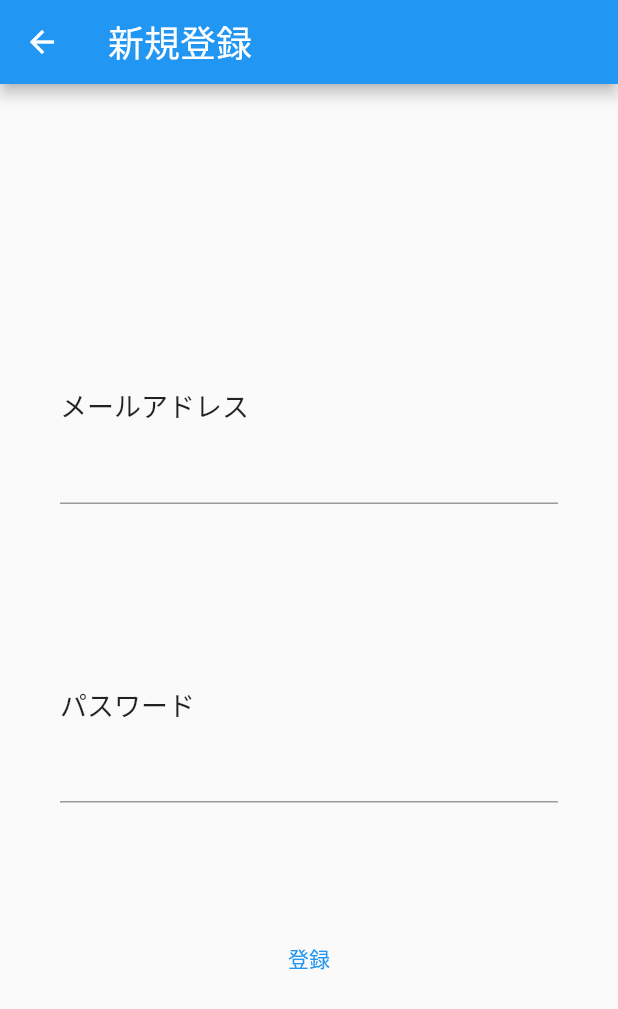
After one commit to kikuchi-masahide/simple-todo, a Flutter app: the RegisterView screen opened directly, on a phone screen of 412 x 824 dp. The commit adds this screen. Shown: the top 1009 px of the screen. Run offline on Flutter 3.47's test engine with Material 2 defaults, Android fonts, the phone set to English and light mode, and no system bars.

Commit message:
新規登録画面の作成

```diff
--- a/flutter_app/lib/Model/DB/db_proxy.dart
+++ b/flutter_app/lib/Model/DB/db_proxy.dart
@@ -2,4 +2,5 @@ import 'package:flutter/material.dart';
 
 abstract class DBProxy with ChangeNotifier {
   Future<String> login(String email, String password);
+  Future<String> register(String email, String password);
 }
--- a/flutter_app/lib/Model/Service/auth_service.dart
+++ b/flutter_app/lib/Model/Service/auth_service.dart
@@ -9,4 +9,8 @@ class AuthService extends ChangeNotifier {
   Future<String> login(String email, String password) {
     return _dbProxy.login(email, password);
   }
+
+  Future<String> register(String email, String password) {
+    return _dbProxy.register(email, password);
+  }
 }
--- /dev/null
+++ b/flutter_app/lib/View/register/register_view.dart
@@ -0,0 +1,55 @@
+import 'package:flutter/material.dart';
+import 'package:flutter_app/view/component/box_alert.dart';
+import 'package:flutter_app/view/component/normal_button.dart';
+import 'package:flutter_app/view/component/normal_text_field.dart';
+import 'package:flutter_app/view/register/register_view_model.dart';
+import 'package:provider/provider.dart';
+
+class RegisterView extends StatelessWidget {
+  final _emailController = TextEditingController();
+  final _passwordController = TextEditingController();
+
+  @override
+  Widget build(BuildContext context) {
+    return Scaffold(
+        appBar: AppBar(
+          title: const Text(
+            '新規登録',
+            style: TextStyle(fontSize: 24.0),
+          ),
+        ),
+        body: Column(
+          mainAxisAlignment: MainAxisAlignment.center,
+          mainAxisSize: MainAxisSize.max,
+          crossAxisAlignment: CrossAxisAlignment.center,
+          children: [
+            BoxAlert(
+                context.select((RegisterViewModel model) => model.message)),
+            NormalTextField(
+                _emailController,
+                'メールアドレス',
+                context.select(
+                    (RegisterViewModel model) => !model.registerProcessing)),
+            const Padding(padding: EdgeInsets.all(20.0)),
+            NormalTextField(
+                _passwordController,
+                'パスワード',
+                context.select(
+                    (RegisterViewModel model) => !model.registerProcessing),
+                true),
+            const Padding(padding: EdgeInsets.all(20.0)),
+            NormalButton('登録', () async {
+              _onRegisterPressed(context);
+            },
+                context.select(
+                    (RegisterViewModel model) => !model.registerProcessing)),
+          ],
+        ));
+  }
+
+  void _onRegisterPressed(BuildContext context) async {
+    await context
+        .read<RegisterViewModel>()
+        .register(context, _emailController.text, _passwordController.text);
+  }
+}
--- /dev/null
+++ b/flutter_app/lib/View/register/register_view_model.dart
@@ -0,0 +1,40 @@
+import 'package:flutter/material.dart';
+import 'package:flutter_app/model/service/auth_service.dart';
+
+class RegisterViewModel extends ChangeNotifier {
+  final AuthService _authService;
+
+  ///登録処理中か否か
+  late bool _registerProcessing;
+
+  ///画面上部に表示するメッセージ
+  late String? _message;
+
+  RegisterViewModel(this._authService) {
+    _registerProcessing = false;
+    _message = null;
+  }
+
+  Future<void> register(
+      BuildContext context, String email, String password) async {
+    _registerProcessing = true;
+    notifyListeners();
+    try {
+      final String token = await _authService.register(email, password);
+      _message = '登録に成功しました';
+    } on FormatException catch (e) {
+      _message = '''登録に失敗しました
+エラー:${e.message}''';
+    } finally {
+      _registerProcessing = false;
+      notifyListeners();
+    }
+
+    ///ホーム画面への遷移
+    return;
+  }
+
+  bool get registerProcessing => _registerProcessing;
+
+  String? get message => _message;
+}
```
Also changed, not shown: flutter_app/lib/Model/DB/local_db.dart (+41 -8 lines), flutter_app/lib/View/Login/login_view.dart (+15 -10 lines), flutter_app/lib/View/Login/login_view_model.dart (+7 -0 lines), flutter_app/lib/View/register/register_view_provider.dart (added, +15 -0 lines).
